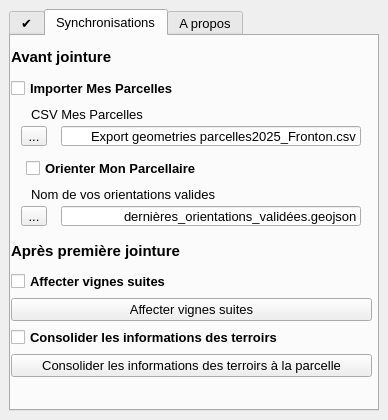
jhemmi/MonParcellaire, file mon_parcellaire_dockwidget_base.ui: the form before one commit.
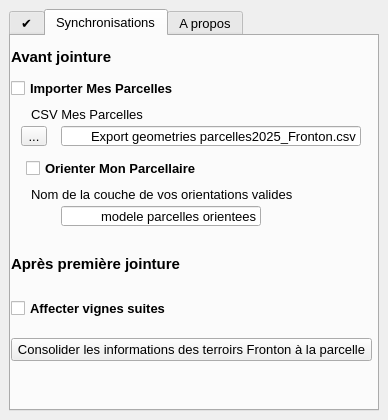
The form after the commit. The open tabs and pages were chosen to show the change.

What changed in the file:
```diff
--- a/mon_parcellaire_dockwidget_base.ui
+++ b/mon_parcellaire_dockwidget_base.ui
@@ -360,34 +360,6 @@
          <attribute name="title">
           <string>Synchronisations</string>
          </attribute>
-         <widget class="QToolButton" name="Orientation_toolButton">
-          <property name="geometry">
-           <rect>
-            <x>10</x>
-            <y>170</y>
-            <width>26</width>
-            <height>20</height>
-           </rect>
-          </property>
-          <property name="sizePolicy">
-           <sizepolicy hsizetype="Preferred" vsizetype="Preferred">
-            <horstretch>0</horstretch>
-            <verstretch>0</verstretch>
-           </sizepolicy>
-          </property>
-          <property name="maximumSize">
-           <size>
-            <width>16777215</width>
-            <height>30</height>
-           </size>
-          </property>
-          <property name="focusPolicy">
-           <enum>Qt::NoFocus</enum>
-          </property>
-          <property name="text">
-           <string>...</string>
-          </property>
-         </widget>
          <widget class="QWidget" name="verticalLayoutWidget_2">
           <property name="geometry">
            <rect>
@@ -444,37 +416,13 @@
              </property>
             </widget>
            </item>
-           <item>
-            <widget class="QPushButton" name="SuiteButton">
-             <property name="enabled">
-              <bool>true</bool>
-             </property>
-             <property name="text">
-              <string>Affecter vignes suites</string>
-             </property>
-            </widget>
-           </item>
-           <item>
-            <widget class="QCheckBox" name="Terroir_checkBox">
-             <property name="font">
-              <font>
-               <pointsize>10</pointsize>
-               <weight>75</weight>
-               <bold>true</bold>
-              </font>
-             </property>
-             <property name="text">
-              <string>Consolider les informations des terroirs</string>
-             </property>
-            </widget>
-           </item>
            <item>
             <widget class="QPushButton" name="TerroirButton">
              <property name="enabled">
               <bool>true</bool>
              </property>
              <property name="text">
-              <string>Consolider les informations des terroirs à la parcelle</string>
+              <string>Consolider les informations des terroirs Fronton à la parcelle</string>
              </property>
             </widget>
            </item>
@@ -612,7 +560,7 @@
            <string>&lt;html&gt;&lt;head/&gt;&lt;body&gt;&lt;p&gt;&lt;br/&gt;&lt;/p&gt;&lt;/body&gt;&lt;/html&gt;</string>
           </property>
           <property name="text">
-           <string>Nom de vos orientations valides</string>
+           <string>Nom de la couche de vos orientations valides</string>
           </property>
           <property name="alignment">
            <set>Qt::AlignLeading|Qt::AlignLeft|Qt::AlignVCenter</set>
@@ -623,7 +571,7 @@
            <rect>
             <x>50</x>
             <y>170</y>
-            <width>300</width>
+            <width>200</width>
             <height>20</height>
            </rect>
           </property>
@@ -658,7 +606,7 @@
            <string notr="true"/>
           </property>
           <property name="text">
-           <string>dernières_orientations_validées.geojson</string>
+           <string>modele parcelles orientees</string>
           </property>
           <property name="alignment">
            <set>Qt::AlignRight|Qt::AlignTrailing|Qt::AlignVCenter</set>
```
Left out of the diff: 2 changed lines with no effect on the pictures.
